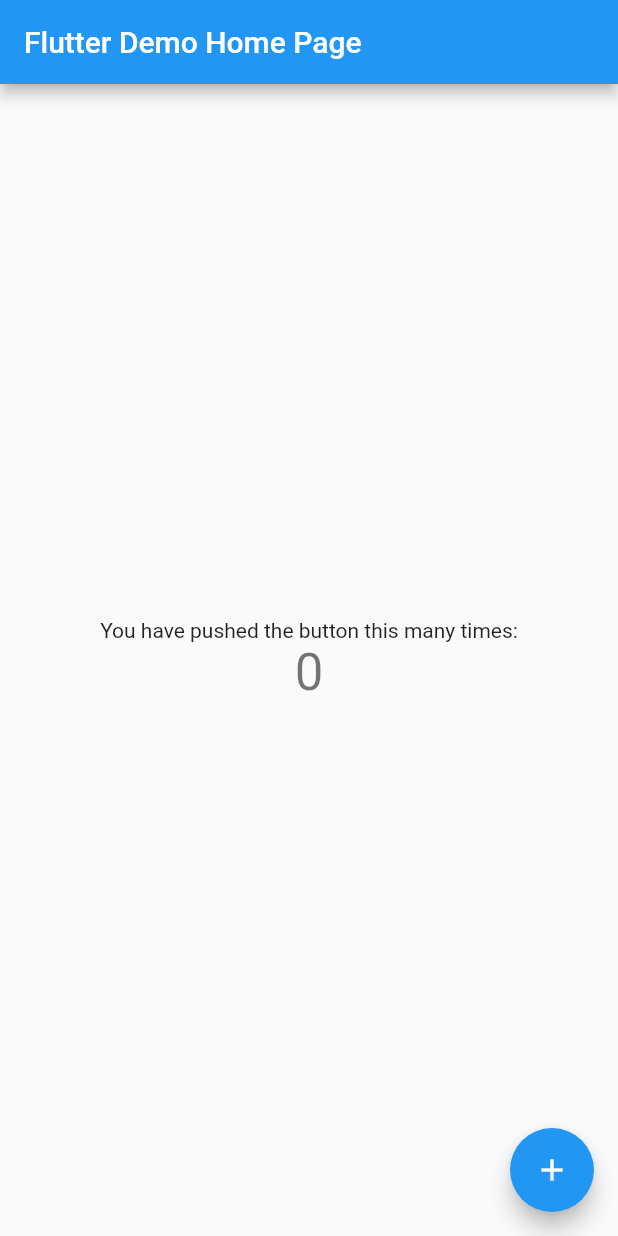
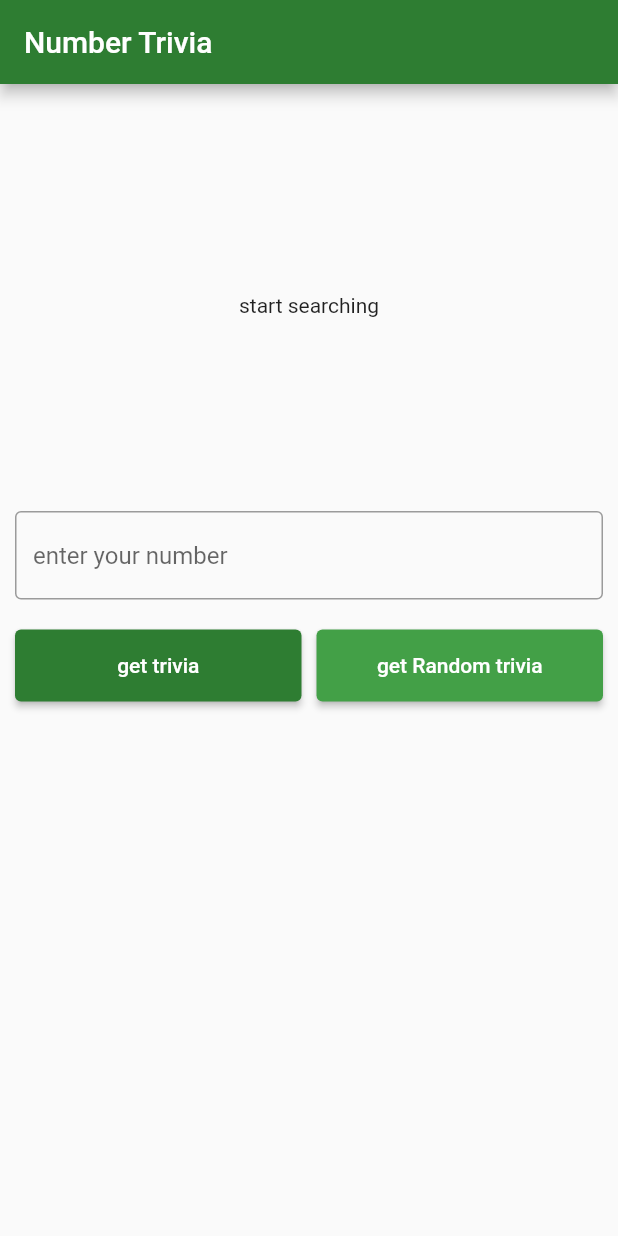
Before and after one commit to AhmedGharib0014/number_trivial, a Flutter app: the screen it shows after launch, on a phone screen of 412 x 824 dp. Run offline on Flutter 3.47's test engine with Material 2 defaults, Android fonts, the phone set to English and light mode, and no system bars; our stand-ins replace bloc, dartz, equatable, flutter_bloc, get_it, shared_preferences.

Commit message:
ui for the application

```diff
--- a/lib/dependency_container.dart
+++ b/lib/dependency_container.dart
@@ -12,10 +12,11 @@
 
 import 'features/numbertrivial/domain/repositories/number_trivial_repository.dart';
 
-GetIt getIt = GetIt.instance();
+GetIt getIt = GetIt.instance;
 
 Future<void> initDependencies() async {
   // register features
+  getIt.registerLazySingletonAsync(() => SharedPreferences.getInstance());
 
   //bloc
   getIt.registerFactory(() => NumbertrivialBloc(
@@ -47,5 +48,4 @@
 
   // register extrnal
   getIt.registerLazySingleton(() => http.Client());
-  getIt.registerLazySingletonAsync(() => SharedPreferences.getInstance());
 }
--- /dev/null
+++ b/lib/features/numbertrivial/presentatoion/pages/number_trivial_page.dart
@@ -0,0 +1,56 @@
+import 'package:flutter/material.dart';
+import 'package:flutter_bloc/flutter_bloc.dart';
+import 'package:number_trivial/core/error/failure.dart';
+import 'package:number_trivial/dependency_container.dart';
+import 'package:number_trivial/features/numbertrivial/presentatoion/bloc/bloc/numbertrivial_bloc.dart';
+import 'package:number_trivial/features/numbertrivial/presentatoion/widgets/index.dart';
+
+class NumberTrivialPage extends StatelessWidget {
+  const NumberTrivialPage({Key? key}) : super(key: key);
+
+  @override
+  Widget build(BuildContext context) {
+    return Scaffold(
+      appBar: AppBar(
+        title: Text("Number Trivia"),
+        backgroundColor: Colors.green.shade800,
+      ),
+      body: BlocProvider(
+        create: (context) => getIt<NumbertrivialBloc>(),
+        child: SingleChildScrollView(
+          padding: EdgeInsets.all(10),
+          child: Column(
+            children: [
+              BlocBuilder<NumbertrivialBloc, NumbertrivialState>(
+                builder: (context, state) {
+                  if (state is NumbertrivialInitial)
+                    return CenteredMessage(
+                      message: 'start searching',
+                    );
+                  else if (state is NumbertrivialLoading)
+                    return Container(
+                      height: MediaQuery.of(context).size.height / 3,
+                      child: Center(
+                        child: CircularProgressIndicator(),
+                      ),
+                    );
+                  else if (state is NumbertrivialFailure)
+                    return CenteredMessage(
+                      message: state.error,
+                    );
+                  else if (state is NumbertrivialSuccess)
+                    return TrivialDiplay(
+                      numberTrivial: state.numberTrivial,
+                    );
+                  else
+                    return Container();
+                },
+              ),
+              TrivialControlles(),
+            ],
+          ),
+        ),
+      ),
+    );
+  }
+}
--- /dev/null
+++ b/lib/features/numbertrivial/presentatoion/widgets/centered_message.dart
@@ -0,0 +1,16 @@
+import 'package:flutter/material.dart';
+
+class CenteredMessage extends StatelessWidget {
+  final String message;
+  const CenteredMessage({Key? key, required this.message}) : super(key: key);
+
+  @override
+  Widget build(BuildContext context) {
+    return Container(
+      height: MediaQuery.of(context).size.height / 3,
+      child: Center(
+        child: Text(message),
+      ),
+    );
+  }
+}
--- /dev/null
+++ b/lib/features/numbertrivial/presentatoion/widgets/index.dart
@@ -0,0 +1,3 @@
+export 'trivial_controlls.dart';
+export 'trivial_display.dart';
+export 'centered_message.dart';
--- /dev/null
+++ b/lib/features/numbertrivial/presentatoion/widgets/trivial_controlls.dart
@@ -0,0 +1,80 @@
+import 'package:flutter/material.dart';
+import 'package:flutter_bloc/flutter_bloc.dart';
+import 'package:number_trivial/features/numbertrivial/presentatoion/bloc/bloc/numbertrivial_bloc.dart';
+
+class TrivialControlles extends StatefulWidget {
+  const TrivialControlles({Key? key}) : super(key: key);
+
+  @override
+  _TrivialControllesState createState() => _TrivialControllesState();
+}
+
+class _TrivialControllesState extends State<TrivialControlles> {
+  late String searchString;
+  GlobalKey<FormState> formState = GlobalKey<FormState>();
+  TextEditingController controller = TextEditingController();
+
+  @override
+  Widget build(BuildContext context) {
+    return Form(
+      key: formState,
+      child: Column(
+        children: [
+          TextFormField(
+            controller: controller,
+            onChanged: (value) {
+              searchString = value;
+            },
+            decoration: InputDecoration(
+                hintText: "enter your number", border: OutlineInputBorder()),
+            validator: (value) {
+              if (value?.isNotEmpty == true)
+                return null;
+              else
+                return "please enter a valid String";
+            },
+          ),
+          SizedBox(
+            height: 20,
+          ),
+          Row(
+            children: [
+              Expanded(
+                  child: ElevatedButton(
+                      style: ElevatedButton.styleFrom(
+                          padding:
+                              EdgeInsets.symmetric(horizontal: 8, vertical: 16),
+                          primary: Colors.green.shade800),
+                      onPressed: _getConcreteTrivial,
+                      child: Text("get trivia"))),
+              SizedBox(
+                width: 10,
+              ),
+              Expanded(
+                  child: ElevatedButton(
+                      style: ElevatedButton.styleFrom(
+                          padding:
+                              EdgeInsets.symmetric(horizontal: 8, vertical: 16),
+                          primary: Colors.green.shade600),
+                      onPressed: _getRandomNumber,
+                      child: Text("get Random trivia")))
+            ],
+          )
+        ],
+      ),
+    );
+  }
+
+  void _getConcreteTrivial() {
+    if (formState.currentState?.validate() == true) {
+      BlocProvider.of<NumbertrivialBloc>(context)
+          .add(NumbertrivialEventGetConctete(numberString: searchString));
+      controller.clear();
+    }
+  }
+
+  void _getRandomNumber() {
+    BlocProvider.of<NumbertrivialBloc>(context)
+        .add(NumbertrivialEventGetRandom());
+  }
+}
--- a/lib/main.dart
+++ b/lib/main.dart
@@ -1,9 +1,15 @@
 import 'package:flutter/material.dart';
+import 'package:get_it/get_it.dart';
 import 'package:number_trivial/dependency_container.dart';
+import 'package:number_trivial/features/numbertrivial/presentatoion/pages/number_trivial_page.dart';
+import 'package:shared_preferences/shared_preferences.dart';
 
 void main() async {
+  WidgetsFlutterBinding.ensureInitialized();
   await initDependencies();
-  runApp(const MyApp());
+  GetIt.I.isReady<SharedPreferences>().then((_) {
+    runApp(const MyApp());
+  });
 }
 
 class MyApp extends StatelessWidget {
@@ -13,105 +19,11 @@
   @override
   Widget build(BuildContext context) {
     return MaterialApp(
-      title: 'Flutter Demo',
+      title: 'Number Trivia',
       theme: ThemeData(
-        // This is the theme of your application.
-        //
-        // Try running your application with "flutter run". You'll see the
-        // application has a blue toolbar. Then, without quitting the app, try
-        // changing the primarySwatch below to Colors.green and then invoke
-        // "hot reload" (press "r" in the console where you ran "flutter run",
-        // or simply save your changes to "hot reload" in a Flutter IDE).
-        // Notice that the counter didn't reset back to zero; the application
-        // is not restarted.
-        primarySwatch: Colors.blue,
+        primaryColor: Colors.green.shade800,
       ),
-      home: const MyHomePage(title: 'Flutter Demo Home Page'),
+      home: NumberTrivialPage(),
     );
   }
 }
-
-class MyHomePage extends StatefulWidget {
-  const MyHomePage({Key? key, required this.title}) : super(key: key);
-
-  // This widget is the home page of your application. It is stateful, meaning
-  // that it has a State object (defined below) that contains fields that affect
-  // how it looks.
-
-  // This class is the configuration for the state. It holds the values (in this
-  // case the title) provided by the parent (in this case the App widget) and
-  // used by the build method of the State. Fields in a Widget subclass are
-  // always marked "final".
-
-  final String title;
-
-  @override
-  State<MyHomePage> createState() => _MyHomePageState();
-}
-
-class _MyHomePageState extends State<MyHomePage> {
-  int _counter = 0;
-
-  void _incrementCounter() {
-    setState(() {
-      // This call to setState tells the Flutter framework that something has
-      // changed in this State, which causes it to rerun the build method below
-      // so that the display can reflect the updated values. If we changed
-      // _counter without calling setState(), then the build method would not be
-      // called again, and so nothing would appear to happen.
-      _counter++;
-    });
-  }
-
-  @override
-  Widget build(BuildContext context) {
-    // This method is rerun every time setState is called, for instance as done
-    // by the _incrementCounter method above.
-    //
-    // The Flutter framework has been optimized to make rerunning build methods
-    // fast, so that you can just rebuild anything that needs updating rather
-    // than having to individually change instances of widgets.
-    return Scaffold(
-      appBar: AppBar(
-        // Here we take the value from the MyHomePage object that was created by
-        // the App.build method, and use it to set our appbar title.
-        title: Text(widget.title),
-      ),
-      body: Center(
-        // Center is a layout widget. It takes a single child and positions it
-        // in the middle of the parent.
-        child: Column(
-          // Column is also a layout widget. It takes a list of children and
-          // arranges them vertically. By default, it sizes itself to fit its
-          // children horizontally, and tries to be as tall as its parent.
-          //
-          // Invoke "debug painting" (press "p" in the console, choose the
-          // "Toggle Debug Paint" action from the Flutter Inspector in Android
-          // Studio, or the "Toggle Debug Paint" command in Visual Studio Code)
-          // to see the wireframe for each widget.
-          //
-          // Column has various properties to control how it sizes itself and
-          // how it positions its children. Here we use mainAxisAlignment to
-          // center the children vertically; the main axis here is the vertical
-          // axis because Columns are vertical (the cross axis would be
-          // horizontal).
-          mainAxisAlignment: MainAxisAlignment.center,
-          children: <Widget>[
-            const Text(
-              'You have pushed the button this many times:',
-            ),
-            Text(
-              '$_counter',
-              style: Theme.of(context).textTheme.headline4,
-            ),
-          ],
-        ),
-      ),
-      floatingActionButton: FloatingActionButton(
-        onPressed: _incrementCounter,
-        tooltip: 'Increment',
-        child: const Icon(Icons.add),
-      ), // This trailing comma makes auto-formatting nicer for build methods.
-    );
-  }
-}
```
Also changed, not shown: lib/features/numbertrivial/presentatoion/bloc/bloc/numbertrivial_bloc.dart (+9 -5 lines), lib/features/numbertrivial/presentatoion/widgets/trivial_display.dart (added, +33 -0 lines), 3 other files.
